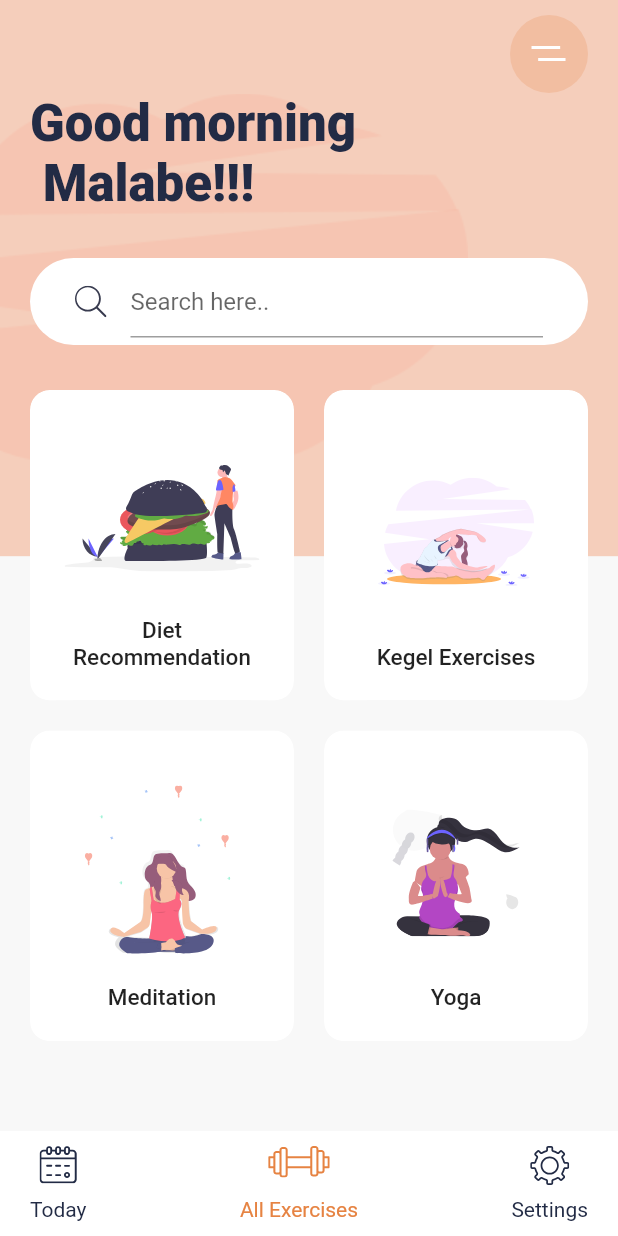
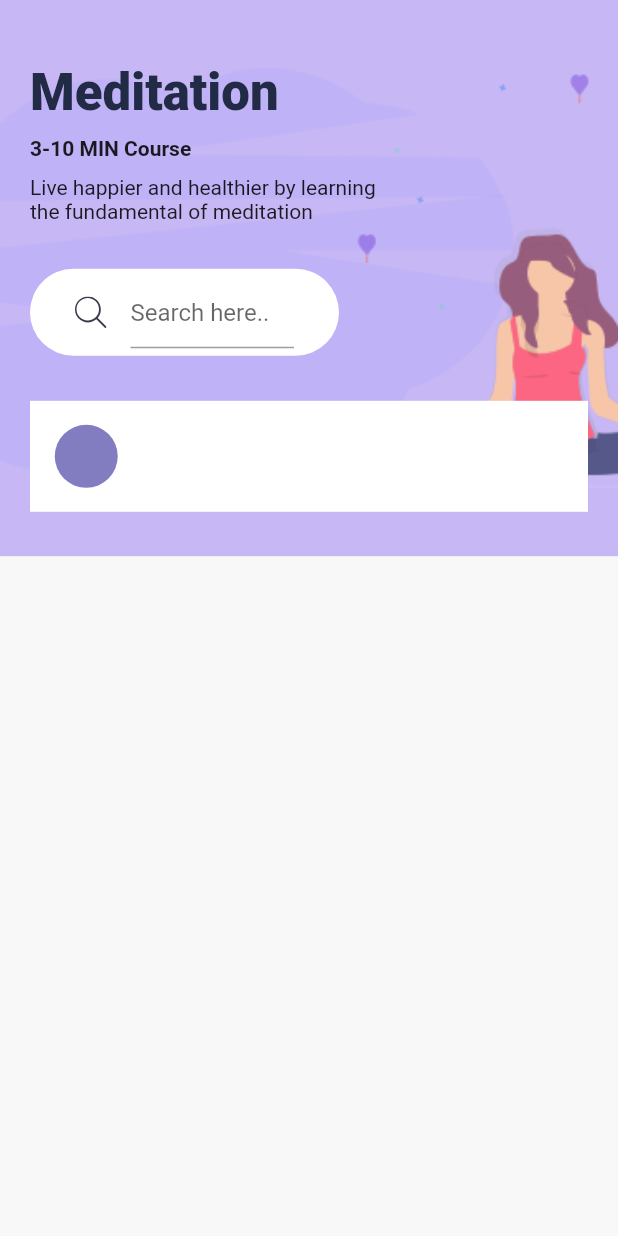
Before and after one commit to kalananimsara/daily-exercise-app, a Flutter app: the screen it shows after launch, after a tap on "Meditation", on a phone screen of 412 x 824 dp. Run offline on Flutter 3.47's test engine with Material 2 defaults, Android fonts, the phone set to English and light mode, and no system bars; our stand-ins replace flutter_svg.

Commit message:
feat: add meditaion page routs✨✨

```diff
--- a/lib/constants.dart
+++ b/lib/constants.dart
@@ -3,6 +3,6 @@ import 'package:flutter/material.dart';
 const kBackgroundColor = Color(0xFFF8F8F8);
 const kActiveIconColor = Color(0xFFE68342);
 const kTextColor = Color(0xFF222B45);
-const kBlueLightColor = Color(0xFFC7B875);
+const kBlueLightColor = Color(0xFFC7B8F5);
 const kBlueColor = Color(0xFF817DC0);
 const kShadowColor = Color(0xFFE6E6E6);
--- a/lib/main.dart
+++ b/lib/main.dart
@@ -1,6 +1,8 @@
 import 'package:daily_exercise_app/constants.dart';
+import 'package:daily_exercise_app/screens/details_screen.dart';
 import 'package:daily_exercise_app/widgets/bottom_nav_bar.dart';
 import 'package:daily_exercise_app/widgets/category_card.dart';
+import 'package:daily_exercise_app/widgets/search_bar.dart';
 import 'package:flutter/material.dart';
 import 'package:flutter_svg/flutter_svg.dart';
 
@@ -70,19 +72,7 @@ class HomeScreen extends StatelessWidget {
                       .display1
                       .copyWith(fontWeight: FontWeight.w900),
                 ),
-                Container(
-                  margin: EdgeInsets.symmetric(vertical: 30.0),
-                  padding: EdgeInsets.symmetric(horizontal: 30, vertical: 5),
-                  decoration: BoxDecoration(
-                      color: Colors.white,
-                      borderRadius: BorderRadius.circular(29.0)),
-                  child: TextField(
-                    decoration: InputDecoration(
-                      hintText: "Search here..",
-                      icon: SvgPicture.asset("assets/icons/search.svg"),
-                    ),
-                  ),
-                ),
+                SearchBar(),
                 Expanded(
                     child: GridView.count(
                   crossAxisCount: 2,
@@ -102,7 +92,12 @@ class HomeScreen extends StatelessWidget {
                     CategoryCard(
                         title: "Meditation",
                         svgSrc: "assets/icons/Meditation.svg",
-                        press: () {}),
+                        press: () {
+                          Navigator.push(context,
+                              MaterialPageRoute(builder: (context) {
+                            return DetailsScreen();
+                          }));
+                        }),
                     CategoryCard(
                         title: "Yoga",
                         svgSrc: "assets/icons/yoga.svg",
--- /dev/null
+++ b/lib/screens/details_screen.dart
@@ -0,0 +1,79 @@
+import 'package:daily_exercise_app/constants.dart';
+import 'package:daily_exercise_app/widgets/search_bar.dart';
+import 'package:flutter/material.dart';
+
+class DetailsScreen extends StatelessWidget {
+  @override
+  Widget build(BuildContext context) {
+    var size = MediaQuery.of(context).size;
+    return Scaffold(
+      body: Stack(
+        children: <Widget>[
+          Container(
+            height: size.height * 0.45,
+            decoration: BoxDecoration(
+                color: kBlueLightColor,
+                image: DecorationImage(
+                    image: AssetImage("assets/images/meditation_bg.png"),
+                    fit: BoxFit.fitWidth)),
+          ),
+          SafeArea(
+              child: Padding(
+            padding: const EdgeInsets.symmetric(horizontal: 20),
+            child: Column(
+              crossAxisAlignment: CrossAxisAlignment.start,
+              children: <Widget>[
+                SizedBox(
+                  height: size.height * 0.05,
+                ),
+                Text(
+                  "Meditation",
+                  style: Theme.of(context)
+                      .textTheme
+                      .display1
+                      .copyWith(fontWeight: FontWeight.w900),
+                ),
+                SizedBox(
+                  height: 10,
+                ),
+                Text(
+                  "3-10 MIN Course",
+                  style: TextStyle(fontWeight: FontWeight.bold),
+                ),
+                SizedBox(
+                  height: 10,
+                ),
+                SizedBox(
+                  width: size.width * 0.6, //to take 60% of total width
+                  child: Text(
+                    "Live happier and healthier by learning the fundamental of meditation",
+                    style: TextStyle(fontWeight: FontWeight.w400),
+                  ),
+                ),
+                SizedBox(width: size.width * 0.5, child: SearchBar()),
+                Wrap(
+                  children: <Widget>[
+                    Container(
+                      padding: EdgeInsets.all(16),
+                      decoration: BoxDecoration(color: Colors.white),
+                      child: Row(
+                        children: <Widget>[
+                          Container(
+                            height: 42,
+                            width: 43,
+                            decoration: BoxDecoration(
+                                color: kBlueColor, shape: BoxShape.circle),
+                          )
+                        ],
+                      ),
+                    )
+                  ],
+                )
+              ],
+            ),
+          ))
+        ],
+      ),
+    );
+  }
+}
--- /dev/null
+++ b/lib/widgets/search_bar.dart
@@ -0,0 +1,25 @@
+import 'package:flutter/cupertino.dart';
+import 'package:flutter/material.dart';
+import 'package:flutter_svg/flutter_svg.dart';
+
+class SearchBar extends StatelessWidget {
+  const SearchBar({
+    Key key,
+  }) : super(key: key);
+
+  @override
+  Widget build(BuildContext context) {
+    return Container(
+      margin: EdgeInsets.symmetric(vertical: 30.0),
+      padding: EdgeInsets.symmetric(horizontal: 30, vertical: 5),
+      decoration: BoxDecoration(
+          color: Colors.white, borderRadius: BorderRadius.circular(29.0)),
+      child: TextField(
+        decoration: InputDecoration(
+          hintText: "Search here..",
+          icon: SvgPicture.asset("assets/icons/search.svg"),
+        ),
+      ),
+    );
+  }
+}
```
